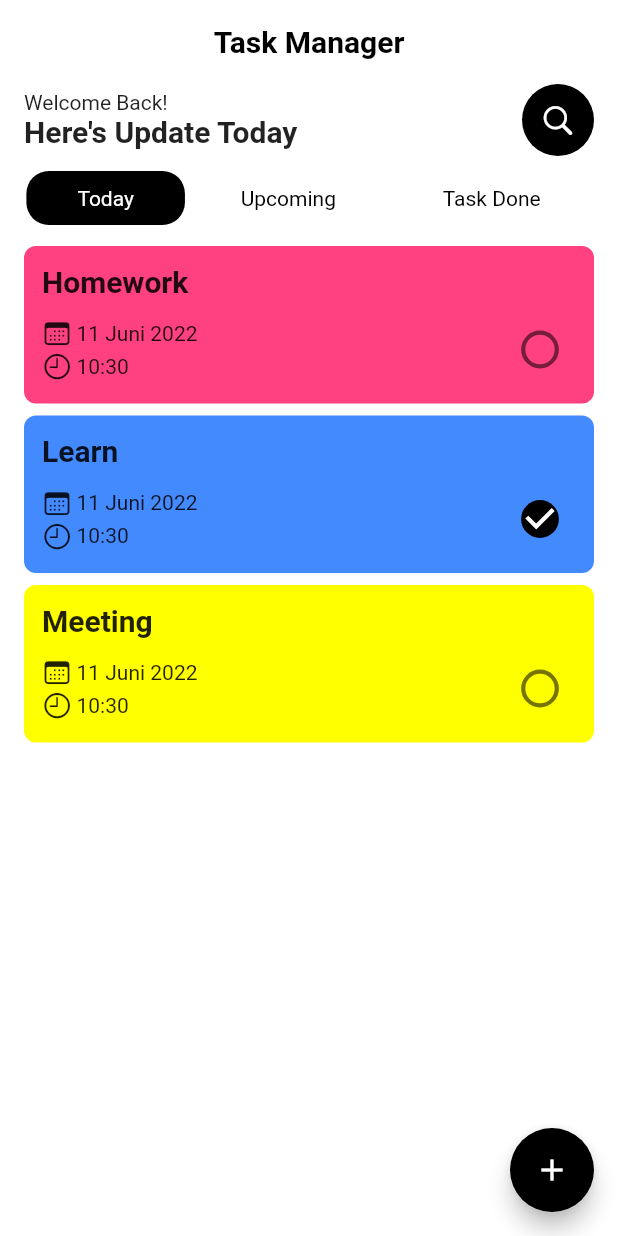
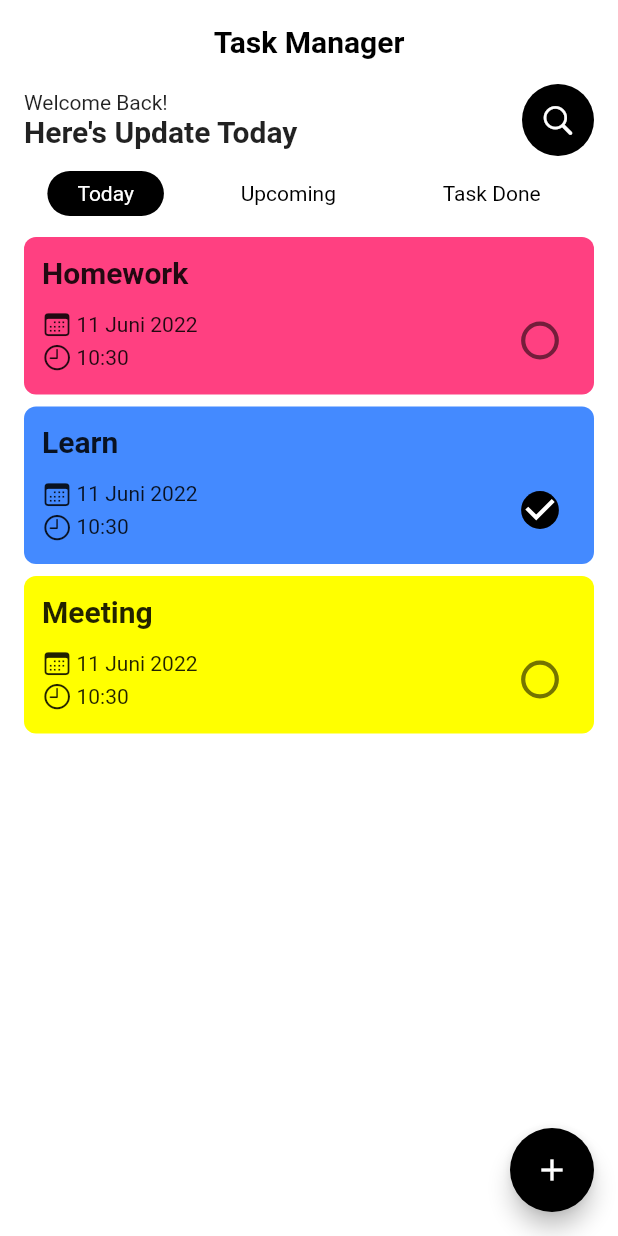
Before and after one commit to Dicky019/Submition-Dicoding, a Flutter app: the screen it shows after launch, on a phone screen of 412 x 824 dp. Run offline on Flutter 3.47's test engine with Material 2 defaults, Android fonts, the phone set to English and light mode, and no system bars.

Commit message:
first commit

```diff
--- a/lib/data/static_data.dart
+++ b/lib/data/static_data.dart
@@ -30,54 +30,60 @@ class StaticData {
     "Desember",
   ];
 
+  static const typeTask = [
+    "Basic",
+    "Urgent",
+    "Important",
+  ];
+
   static final dataTask = [
     ModelTask(
       title: "Homework",
       description: "Tugas Praktikum Pemrograman Mobile",
       date: DateTime.now(),
-      color: Colors.pinkAccent,
+      type: TypeTask(name: "Important", color: Colors.pinkAccent),
       isDone: false,
     ),
     ModelTask(
       title: "Learn",
       description: "Belajar Mendekorasi Container Flutter",
       date: DateTime.now(),
-      color: Colors.blueAccent,
+      type: TypeTask(name: "Basic", color: Colors.blueAccent),
       isDone: true,
     ),
     ModelTask(
       title: "Meeting",
       description: "Meeting dengan teman",
       date: DateTime.now(),
-      color: Colors.yellowAccent,
+      type: TypeTask(name: "Urgent", color: Colors.yellowAccent),
       isDone: false,
     ),
     ModelTask(
       title: "Learn",
       description: "Belajar Dart OOP",
       date: DateTime(2022, 6, 20, 22, 15),
-      color: Colors.blueAccent,
+      type: TypeTask(name: "Basic", color: Colors.blueAccent),
       isDone: false,
     ),
     ModelTask(
       title: "Homework",
       description: "Tugas Praktikum Pemrograman Web",
       date: DateTime(2022, 6, 19, 22, 15),
-      color: Colors.pinkAccent,
+      type: TypeTask(name: "Important", color: Colors.pinkAccent),
       isDone: false,
     ),
     ModelTask(
       title: "Meeting",
       description: "Meeting dengan teman",
       date: DateTime(2022, 6, 18, 22, 15),
-      color: Colors.yellowAccent,
+      type: TypeTask(name: "Urgent", color: Colors.yellowAccent),
       isDone: false,
     ),
     ModelTask(
       title: "Meeting",
       description: "Meeting dengan teman",
       date: DateTime(2022, 6, 17, 22, 15),
-      color: Colors.yellowAccent,
+      type: TypeTask(name: "Urgent", color: Colors.yellowAccent),
       isDone: false,
     ),
   ];
@@ -95,7 +101,7 @@ class StaticData {
     var data = dataTask
         .where((element) => element.date.isAfter(DateTime.now()))
         .toList();
-        data.sort((a, b) => a.date.compareTo(b.date));
+    data.sort((a, b) => a.date.compareTo(b.date));
     return data;
   }
 
--- a/lib/home/home_view.dart
+++ b/lib/home/home_view.dart
@@ -1,6 +1,6 @@
 import 'package:flutter/material.dart';
 import 'package:proyek_akhir/data/static_data.dart';
-import '../task/widgets/list_task_widget.dart';
+import 'widgets/list_task_widget.dart';
 import '../task/widgets/task_body_widget.dart';
 import 'widgets/welcome_widget.dart';
 
--- a/lib/task/widgets/list_task_widget.dart
+++ b/lib/home/widgets/list_task_widget.dart
@@ -3,7 +3,6 @@ import 'package:flutter/material.dart';
 import '../../data/static_data.dart';
 
 class TaskListWidget extends StatefulWidget {
-  // final PageController pageController;
   const TaskListWidget({
     Key? key,
   }) : super(key: key);
@@ -35,8 +34,8 @@ class _TaskListState extends State<TaskListWidget> {
               },
               child: Padding(
                 padding: const EdgeInsets.symmetric(
-                  horizontal: 34,
-                  vertical: 10,
+                 horizontal: 20,
+                  vertical: 7,
                 ),
                 child: Text(
                   StaticData.taskListText[i],
--- a/lib/task/widgets/card_widget.dart
+++ b/lib/shared/widgets/card_widget/card_widget.dart
@@ -2,8 +2,9 @@ import 'package:flutter/cupertino.dart';
 import 'package:flutter/material.dart';
 import 'package:proyek_akhir/task/detail_task_view.dart';
 
-import '../../data/static_data.dart';
-import '../model/model_task.dart';
+import '../../../data/static_data.dart';
+import 'check_box_circle.dart';
+import 'icon_time.dart';
 
 class CardTask extends StatefulWidget {
   final int index;
@@ -22,14 +23,15 @@ class _CardTaskState extends State<CardTask> {
       margin: const EdgeInsets.symmetric(horizontal: 16, vertical: 4),
       padding: const EdgeInsets.all(12),
       decoration: BoxDecoration(
-        color: StaticData.listData[widget.index].color,
+        color: StaticData.listData[widget.index].type.color,
         borderRadius: BorderRadius.circular(8),
       ),
       child: InkWell(
         onLongPress: widget.isFalseOntap
             ? null
             : () {
-                StaticData.listData[widget.index].isDone = !StaticData.listData[widget.index].isDone;
+                StaticData.listData[widget.index].isDone =
+                    !StaticData.listData[widget.index].isDone;
                 setState(() {});
               },
         onTap: () {
@@ -71,7 +73,10 @@ class _CardTaskState extends State<CardTask> {
                     ),
                   ],
                 ),
-                CheckBoxCircle(model: StaticData.listData[widget.index], isFalseOntap: widget.isFalseOntap)
+                CheckBoxCircle(
+                  model: StaticData.listData[widget.index],
+                  isFalseOntap: widget.isFalseOntap,
+                )
               ],
             ),
           ],
@@ -80,63 +85,3 @@ class _CardTaskState extends State<CardTask> {
     );
   }
 }
-
-
-class CheckBoxCircle extends StatefulWidget {
-  final ModelTask model;
-  final bool isFalseOntap;
-  const CheckBoxCircle({Key? key, required this.model, required this.isFalseOntap}) : super(key: key);
-
-  @override
-  State<CheckBoxCircle> createState() => _CheckBoxCircleState();
-}
-
-class _CheckBoxCircleState extends State<CheckBoxCircle> {
-  @override
-  Widget build(BuildContext context) {
-    return Transform.scale(
-                  scale: 1.4,
-                  child: Checkbox(
-                    checkColor: Colors.white,
-                    activeColor: Colors.black,
-                    value: widget.model.isDone,
-                    onChanged: widget.isFalseOntap
-                        ? null
-                        : (v) {
-                            widget.model.isDone = v ?? false;
-                            setState(() {});
-                          },
-                  ),
-                );
-  }
-}
-
-class IconTimeWidget extends StatelessWidget {
-  const IconTimeWidget({
-    Key? key,
-    required this.date,
-    required this.icon,
-  }) : super(key: key);
-
-  final String date;
-  final IconData icon;
-
-  @override
-  Widget build(BuildContext context) {
-    return Row(
-      crossAxisAlignment: CrossAxisAlignment.center,
-      children: [
-        Icon(
-          icon,
-          size: 20,
-        ),
-        const SizedBox(
-          width: 3,
-        ),
-        Text(
-          date,
-        ),
-      ],
-    );
-  }
-}
--- /dev/null
+++ b/lib/shared/widgets/card_widget/check_box_circle.dart
@@ -0,0 +1,34 @@
+import 'package:flutter/material.dart';
+
+import '../../../task/model/model_task.dart';
+
+class CheckBoxCircle extends StatefulWidget {
+  final ModelTask model;
+  final bool isFalseOntap;
+  const CheckBoxCircle(
+      {Key? key, required this.model, required this.isFalseOntap})
+      : super(key: key);
+
+  @override
+  State<CheckBoxCircle> createState() => _CheckBoxCircleState();
+}
+
+class _CheckBoxCircleState extends State<CheckBoxCircle> {
+  @override
+  Widget build(BuildContext context) {
+    return Transform.scale(
+      scale: 1.4,
+      child: Checkbox(
+        checkColor: Colors.white,
+        activeColor: Colors.black,
+        value: widget.model.isDone,
+        onChanged: widget.isFalseOntap
+            ? null
+            : (v) {
+                widget.model.isDone = v ?? false;
+                setState(() {});
+              },
+      ),
+    );
+  }
+}
--- /dev/null
+++ b/lib/shared/widgets/card_widget/icon_time.dart
@@ -0,0 +1,31 @@
+import 'package:flutter/material.dart';
+
+class IconTimeWidget extends StatelessWidget {
+  const IconTimeWidget({
+    Key? key,
+    required this.date,
+    required this.icon,
+  }) : super(key: key);
+
+  final String date;
+  final IconData icon;
+
+  @override
+  Widget build(BuildContext context) {
+    return Row(
+      crossAxisAlignment: CrossAxisAlignment.center,
+      children: [
+        Icon(
+          icon,
+          size: 20,
+        ),
+        const SizedBox(
+          width: 3,
+        ),
+        Text(
+          date,
+        ),
+      ],
+    );
+  }
+}
--- a/lib/task/model/model_task.dart
+++ b/lib/task/model/model_task.dart
@@ -3,7 +3,7 @@ import 'package:flutter/material.dart';
 class ModelTask {
   final String title;
   final DateTime date;
-  final Color color;
+  final TypeTask type;
   final String description;
   bool isDone;
 
@@ -11,7 +11,17 @@ class ModelTask {
     required this.title,
     required this.description,
     required this.date,
-    required this.color,
+    required this.type,
     required this.isDone,
   });
 }
+
+class TypeTask {
+  final String name;
+  final Color color;
+
+  TypeTask({
+    required this.name,
+    required this.color,
+  });
+}
--- a/lib/task/widgets/task_body_widget.dart
+++ b/lib/task/widgets/task_body_widget.dart
@@ -1,6 +1,6 @@
 import 'package:flutter/material.dart';
 import '../../data/static_data.dart';
-import 'card_widget.dart';
+import '../../shared/widgets/card_widget/card_widget.dart';
 
 class TaskBodyWidget extends StatelessWidget {
   final bool isFalseOntap;
```
Also changed, not shown: lib/shared/widgets/button_widget.dart (added, +44 -0 lines), lib/task/detail_task_view.dart (+36 -126 lines), lib/task/widgets/list_type_widget.dart (added, +51 -0 lines), lib/task/widgets/task_detail_info_widget.dart (added, +43 -0 lines), pubspec.lock.
